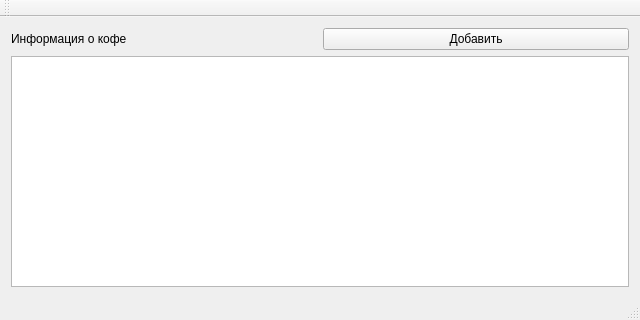
This is main.ui in KirillCodeCreator/Trepo as Qt 5 draws it before an edit. The edited form follows.
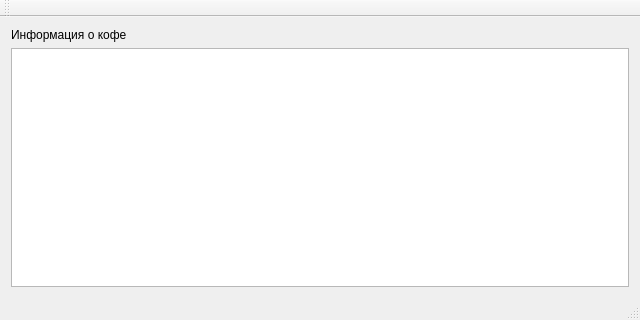
This is the edited form.

Commit message: Экспрессо

```diff
--- a/main.ui
+++ b/main.ui
@@ -34,13 +34,6 @@
       </property>
      </widget>
     </item>
-    <item row="0" column="1">
-     <widget class="QPushButton" name="addInfoButton">
-      <property name="text">
-       <string>Добавить</string>
-      </property>
-     </widget>
-    </item>
     <item row="1" column="0" colspan="2">
      <widget class="QTableWidget" name="tableWidget"/>
     </item>
```
The commit also changes 2 other files.
